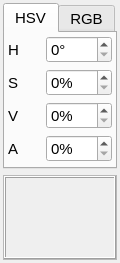
First picture: the form in app/ui/colorinspector.ui, repository pencil2d/pencil, before the edit.
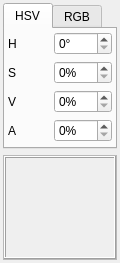
Second picture: the form after the edit. Custom widgets are drawn as their Qt base class.

Commit message:
Remove setting font specifically on widgets
instead use qstylesheet and it might work better.

```diff
--- a/app/ui/colorinspector.ui
+++ b/app/ui/colorinspector.ui
@@ -23,11 +23,6 @@
     <height>114</height>
    </size>
   </property>
-  <property name="font">
-   <font>
-    <pointsize>11</pointsize>
-   </font>
-  </property>
   <layout class="QVBoxLayout">
    <property name="leftMargin">
     <number>3</number>
```
The commit also changes 8 other files.
